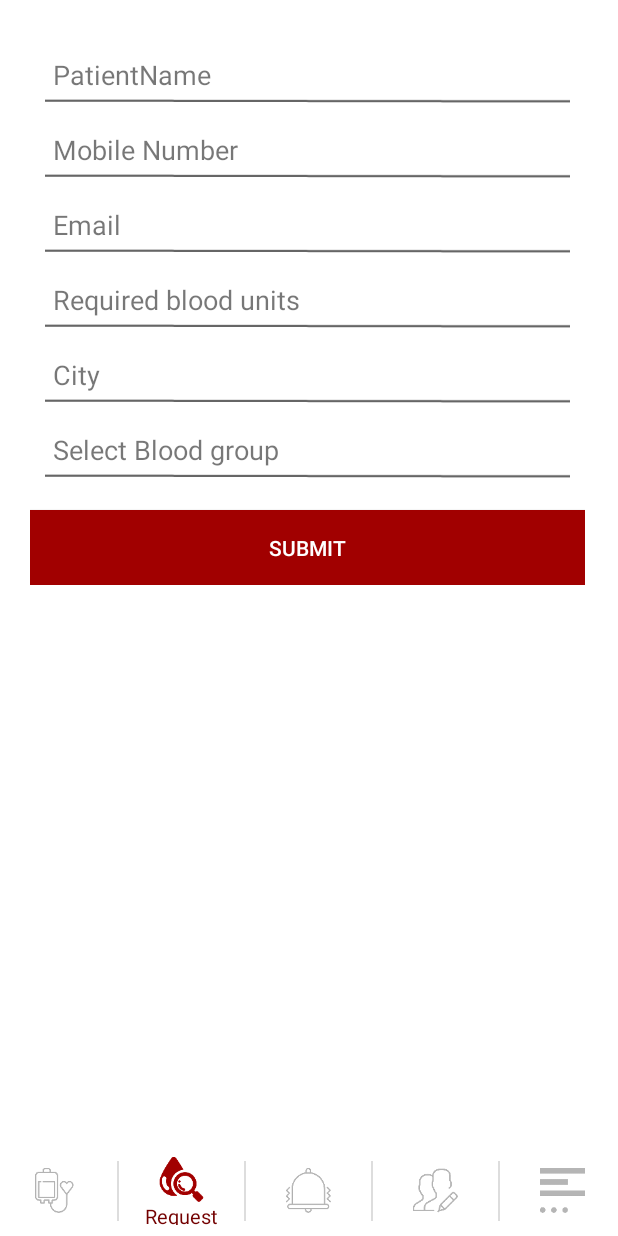
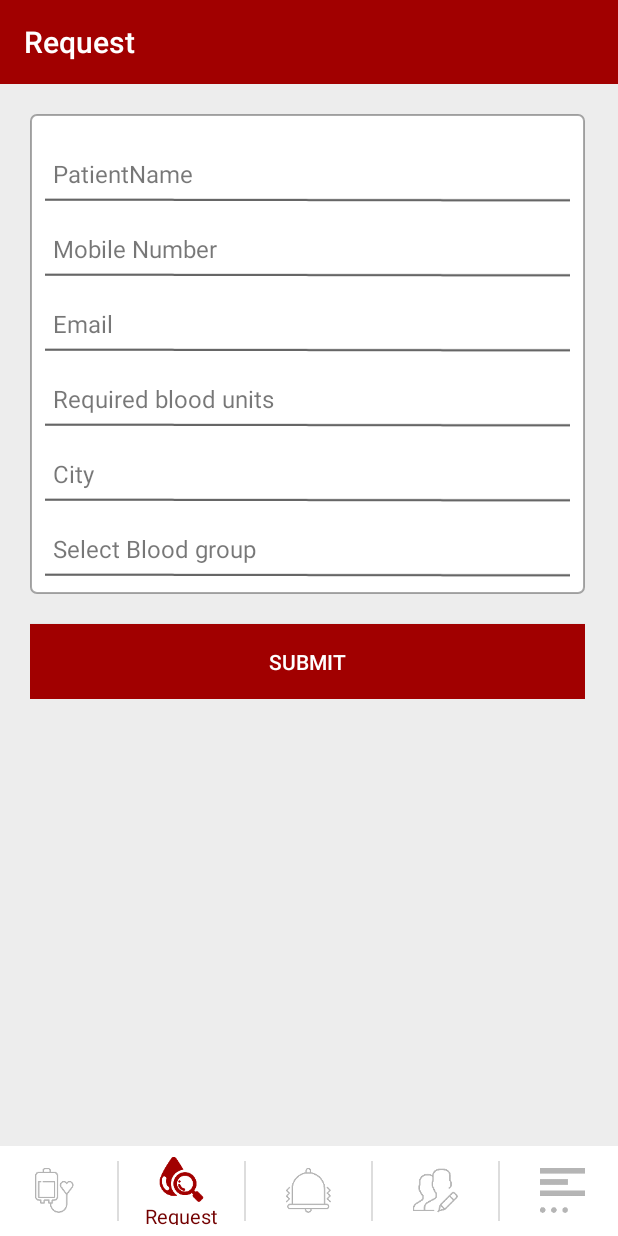
Before and after one commit to Nitijkatiyar/Lyfe, an Android app: the MainActivity screen opened directly, with no data from a screen before it, after a tap on an icon or button, on a phone screen of 412 x 824 dp. Run offline under Robolectric (Android 15) with nearby library versions, the phone set to English and light mode, and no system bars; 1 other tap on this screen came first.

Commit message:
request blood layout changes

```diff
--- a/Lyfe/app/src/main/java/com/bst/Lyfe/activities/MainActivity.java
+++ b/Lyfe/app/src/main/java/com/bst/Lyfe/activities/MainActivity.java
@@ -10,6 +10,7 @@ import android.support.v7.app.AppCompatActivity;
 import android.support.v7.widget.Toolbar;
 import android.view.View;
 import android.widget.ImageView;
+import android.widget.LinearLayout;
 import android.widget.RelativeLayout;
 import android.widget.TabHost;
 import android.widget.TextView;
@@ -27,7 +28,7 @@ public class MainActivity extends AppCompatActivity implements View.OnClickListe
     RelativeLayout tabDonate, tabRequest, tabNotification, tabProfile, tabMore;
     TextView tabTextDonate, tabTextRequest, tabTextNotification, tabTextProfile, tabTextMore;
     ImageView tabImageDonate, tabImageRequest, tabImageNotification, tabImageProfile, tabImageMore;
-    RelativeLayout mainLayout;
+    LinearLayout mainLayout;
     private TabHost mTabHost;
 
     @Override
@@ -35,11 +36,9 @@ public class MainActivity extends AppCompatActivity implements View.OnClickListe
         super.onCreate(savedInstanceState);
         setContentView(R.layout.activity_main);
 
-
         toolbar = (Toolbar) findViewById(R.id.toolbar);
         setSupportActionBar(toolbar);
-        mainLayout = (RelativeLayout) findViewById(R.id.mainLayout);
-
+        mainLayout = (LinearLayout) findViewById(R.id.mainLayout);
 
         tabDonate = (RelativeLayout) findViewById(R.id.tab1);
         tabRequest = (RelativeLayout) findViewById(R.id.tab2);
@@ -66,7 +65,7 @@ public class MainActivity extends AppCompatActivity implements View.OnClickListe
         tabProfile.setOnClickListener(this);
         tabMore.setOnClickListener(this);
 
-
+        toolbar.setTitle("Donate");
         tabImageDonate.setImageResource(R.mipmap.blood_donate_selected);
         tabTextDonate.setVisibility(View.VISIBLE);
         changeFragmentTo(new DonateFragment());
@@ -80,22 +79,27 @@ public class MainActivity extends AppCompatActivity implements View.OnClickListe
         if (v.equals(tabDonate)) {
             tabImageDonate.setImageResource(R.mipmap.blood_donate_selected);
             tabTextDonate.setVisibility(View.VISIBLE);
+            toolbar.setTitle("Donate");
             changeFragmentTo(new DonateFragment());
         } else if (v.equals(tabRequest)) {
             tabImageRequest.setImageResource(R.mipmap.blood_request_selected);
             tabTextRequest.setVisibility(View.VISIBLE);
+            toolbar.setTitle("Request");
             changeFragmentTo(new RequestBloodFragment());
         } else if (v.equals(tabNotification)) {
             tabImageNotification.setImageResource(R.mipmap.notification_selected);
             tabTextNotification.setVisibility(View.VISIBLE);
+            toolbar.setTitle("Notification");
             changeFragmentTo(new NotificationFragment());
         } else if (v.equals(tabProfile)) {
             tabImageProfile.setImageResource(R.mipmap.user_profile_selected);
             tabTextProfile.setVisibility(View.VISIBLE);
+            toolbar.setTitle("Profile");
             changeFragmentTo(new ProfileFragment());
         } else if (v.equals(tabMore)) {
             tabImageMore.setImageResource(R.mipmap.more_selected);
             tabTextMore.setVisibility(View.VISIBLE);
+            toolbar.setTitle("More");
             changeFragmentTo(new MoreFragment());
         }
     }
--- a/Lyfe/app/src/main/java/com/bst/Lyfe/adapter/BloodFactsAdapter.java
+++ b/Lyfe/app/src/main/java/com/bst/Lyfe/adapter/BloodFactsAdapter.java
@@ -1,12 +1,10 @@
 package com.bst.Lyfe.adapter;
 
-import android.support.v7.widget.CardView;
 import android.support.v7.widget.RecyclerView;
 import android.text.Html;
 import android.view.LayoutInflater;
 import android.view.View;
 import android.view.ViewGroup;
-import android.widget.LinearLayout;
 import android.widget.TextView;
 
 import com.bst.Lyfe.R;
@@ -97,7 +95,6 @@ public class BloodFactsAdapter extends RecyclerView.Adapter<BloodFactsAdapter.Bl
 
         TextView _blooddot, _bloodText;
         View view;
-        CardView cardView;
 
         public BloodFactViewHolder(View views) {
             super(views);
@@ -106,7 +103,6 @@ public class BloodFactsAdapter extends RecyclerView.Adapter<BloodFactsAdapter.Bl
             _bloodText = (TextView) view.findViewById(R.id.bloodText);
 
 
-
         }
     }
 }
--- a/Lyfe/app/src/main/java/com/bst/Lyfe/fragments/NotificationFragment.java
+++ b/Lyfe/app/src/main/java/com/bst/Lyfe/fragments/NotificationFragment.java
@@ -23,7 +23,7 @@ public class NotificationFragment extends Fragment {
                              Bundle savedInstanceState) {
         rootView = inflater.inflate(R.layout.fragment_notification, container, false);
         activity = (MainActivity) getActivity();
-        activity.toolbar.setTitle("Donate");
+
 
         linearLayout = (LinearLayout) rootView.findViewById(R.id.linearLayout);
 
--- a/Lyfe/app/src/main/res/layout/activity_main.xml
+++ b/Lyfe/app/src/main/res/layout/activity_main.xml
@@ -1,5 +1,5 @@
 <?xml version="1.0" encoding="utf-8"?>
-<RelativeLayout xmlns:android="http://schemas.android.com/apk/res/android"
+<LinearLayout xmlns:android="http://schemas.android.com/apk/res/android"
     android:layout_width="match_parent"
     android:layout_height="match_parent"
     android:id="@+id/mainLayout"
@@ -10,22 +10,25 @@
         android:id="@+id/toolbar"
         android:layout_width="match_parent"
         android:layout_height="?attr/actionBarSize"
-        android:layout_alignParentTop="true"
         android:background="@color/colorPrimary"
         android:minHeight="?attr/actionBarSize"
         app:theme="@style/ThemeOverlay.AppCompat.ActionBar" />
 
 
+    <LinearLayout
+        android:layout_width="match_parent"
+        android:layout_height="match_parent"
+        android:orientation="vertical">
+
         <FrameLayout
             android:id="@+id/menu_fragment"
             android:layout_width="match_parent"
             android:layout_height="match_parent"
-        android:layout_marginBottom="60dp"></FrameLayout>
+            android:layout_weight="1"></FrameLayout>
 
         <LinearLayout
             android:layout_width="match_parent"
             android:layout_height="60dp"
-        android:layout_alignParentBottom="true"
             android:background="@color/colorWhite"
             android:orientation="horizontal">
 
@@ -205,6 +208,6 @@
                     android:visibility="gone" />
             </RelativeLayout>
 
-
         </LinearLayout>
-</RelativeLayout>
+    </LinearLayout>
+</LinearLayout>
--- a/Lyfe/app/src/main/res/layout/fragment_requestblood.xml
+++ b/Lyfe/app/src/main/res/layout/fragment_requestblood.xml
@@ -1,7 +1,7 @@
 <LinearLayout xmlns:android="http://schemas.android.com/apk/res/android"
     android:layout_width="match_parent"
     android:layout_height="match_parent"
-    android:background="@color/white"
+    android:background="@color/lightgraybackground"
     android:orientation="vertical">
 
 
@@ -18,15 +18,14 @@
         <LinearLayout
             android:layout_width="wrap_content"
             android:layout_height="wrap_content"
-            android:background="@color/colorWhite"
-            android:orientation="vertical">
+            android:background="@drawable/bg_round_rect"
+            android:orientation="vertical"
+            android:padding="10dp">
 
             <EditText
                 android:id="@+id/name"
                 android:layout_width="350dp"
                 android:layout_height="40dp"
-                android:layout_marginLeft="10dp"
-                android:layout_marginRight="10dp"
                 android:layout_marginTop="10dp"
                 android:background="@mipmap/semitransparent_white"
                 android:hint="PatientName"
@@ -34,15 +33,13 @@
                 android:paddingLeft="5dp"
                 android:textColor="@color/colorTextSecondry"
                 android:textColorHint="@color/colorTextSecondry"
-                android:textSize="18sp" />
+                android:textSize="16sp" />
 
 
             <EditText
                 android:id="@+id/edittextMobileNumber"
                 android:layout_width="350dp"
                 android:layout_height="40dp"
-                android:layout_marginLeft="10dp"
-                android:layout_marginRight="10dp"
                 android:layout_marginTop="10dp"
                 android:background="@mipmap/semitransparent_white"
                 android:hint="@string/mobile"
@@ -52,15 +49,13 @@
                 android:paddingLeft="5dp"
                 android:textColor="@color/colorTextSecondry"
                 android:textColorHint="@color/colorTextSecondry"
-                android:textSize="18sp" />
+                android:textSize="16sp" />
 
 
             <EditText
                 android:id="@+id/email"
                 android:layout_width="350dp"
                 android:layout_height="40dp"
-                android:layout_marginLeft="10dp"
-                android:layout_marginRight="10dp"
                 android:layout_marginTop="10dp"
                 android:background="@mipmap/semitransparent_white"
                 android:hint="@string/hint_email"
@@ -68,15 +63,13 @@
                 android:paddingLeft="5dp"
                 android:textColor="@color/colorTextSecondry"
                 android:textColorHint="@color/colorTextSecondry"
-                android:textSize="18sp" />
+                android:textSize="16sp" />
 
 
             <Spinner
                 android:id="@+id/spinnerBloodUnits"
                 android:layout_width="350dp"
                 android:layout_height="40dp"
-                android:layout_marginLeft="10dp"
-                android:layout_marginRight="10dp"
                 android:layout_marginTop="10dp"
                 android:background="@mipmap/semitransparent_white"
                 android:spinnerMode="dialog"></Spinner>
@@ -86,8 +79,6 @@
                 android:id="@+id/location"
                 android:layout_width="350dp"
                 android:layout_height="40dp"
-                android:layout_marginLeft="10dp"
-                android:layout_marginRight="10dp"
                 android:layout_marginTop="10dp"
                 android:background="@mipmap/semitransparent_white"
                 android:hint="City"
@@ -95,15 +86,13 @@
                 android:paddingLeft="5dp"
                 android:textColor="@color/colorTextSecondry"
                 android:textColorHint="@color/colorTextSecondry"
-                android:textSize="18sp" />
+                android:textSize="16sp" />
 
 
             <Spinner
                 android:id="@+id/spinnerBloodGroup"
                 android:layout_width="350dp"
                 android:layout_height="40dp"
-                android:layout_marginLeft="10dp"
-                android:layout_marginRight="10dp"
                 android:layout_marginTop="10dp"
                 android:background="@mipmap/semitransparent_white"
                 android:spinnerMode="dialog"></Spinner>
--- a/Lyfe/app/src/main/res/layout/spinner_layout_request.xml
+++ b/Lyfe/app/src/main/res/layout/spinner_layout_request.xml
@@ -4,7 +4,7 @@
     xmlns:android="http://schemas.android.com/apk/res/android"
     android:layout_width="match_parent"
     android:layout_height="wrap_content"
-    android:textSize="18sp"
+    android:textSize="16sp"
     android:gravity="left"
     android:textColor="@color/colorTextSecondry"
     android:padding="5dip"
--- a/Lyfe/app/src/main/res/layout/toolbar.xml
+++ b/Lyfe/app/src/main/res/layout/toolbar.xml
@@ -1,7 +1,7 @@
 <?xml version="1.0" encoding="utf-8"?>
 <android.support.v7.widget.Toolbar xmlns:android="http://schemas.android.com/apk/res/android"
     xmlns:app="http://schemas.android.com/apk/res-auto"
-    android:id="@+id/toolbar1"
+    android:id="@+id/toolbar"
     android:layout_width="match_parent"
     android:layout_height="?attr/actionBarSize"
     android:background="@color/colorPrimary"
```
Also changed, not shown: 45 other files. Lines whose indentation alone changed are shown as unchanged.
